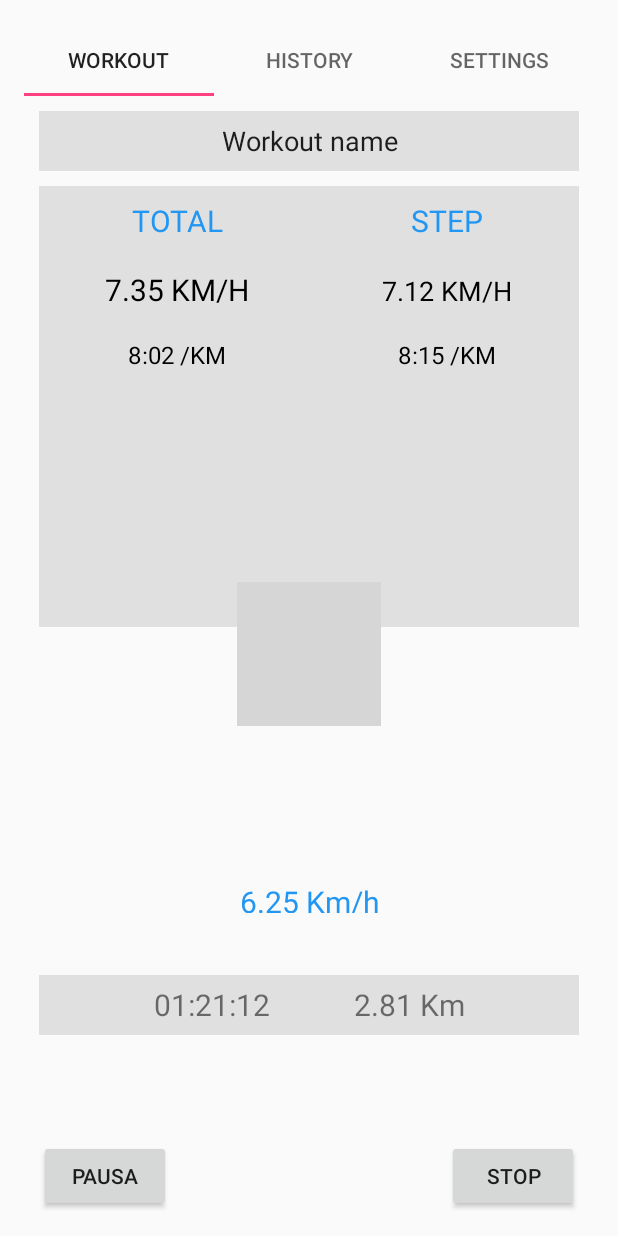
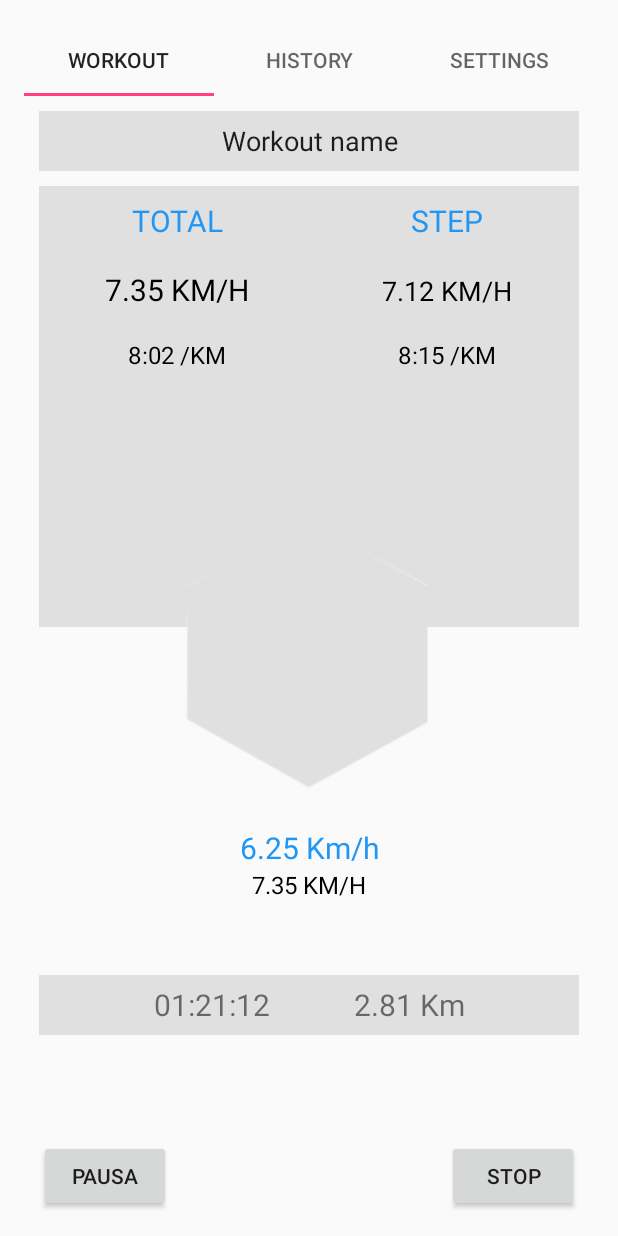
Before and after one commit to stefanolande/Qaddu, an Android app: the screen it shows after launch (MainActivity), on a phone screen of 412 x 824 dp. Run offline under Robolectric (Android 15) with nearby library versions, the phone set to English and light mode, and no system bars; grey boxes are pictures that could not be loaded.

Commit message:
added rombo.png

```diff
--- a/app/src/main/res/layout/fragment_workout.xml
+++ b/app/src/main/res/layout/fragment_workout.xml
@@ -113,11 +113,13 @@
         android:layout_centerVertical="true"
         android:layout_centerHorizontal="true"
         android:layout_gravity="center"
-        android:visibility="visible" />
+        android:visibility="visible"
+
+        />
 
     <TableLayout
-        android:layout_width="match_parent"
-        android:layout_height="match_parent"
+        android:layout_width="fill_parent"
+        android:layout_height="fill_parent"
         android:layout_alignTop="@+id/imageView"
         android:layout_marginLeft="200dp"
         android:layout_marginTop="190dp"
@@ -137,10 +139,8 @@
             <TextView
                 android:id="@+id/view10"
                 android:text="6.25 Km/h"
-                android:layout_weight="1"
                 android:textColor="#2196F3"
                 android:textSize="20dp"
-                android:padding="9dp"
                 android:gravity="center"/>
 
 
@@ -154,11 +154,10 @@
             <TextView
                 android:id="@+id/view11"
                 android:text="7.35 KM/H"
-                android:layout_weight="1"
                 android:textColor="#000000"
                 android:textSize="16dp"
-                android:padding="9dip"
-                android:gravity="center"/>
+                android:gravity="center"
+                android:visibility="visible" />
 
          </TableRow>
 
```
Also changed, not shown: app/src/main/res/drawable/rombo.PNG (added).
